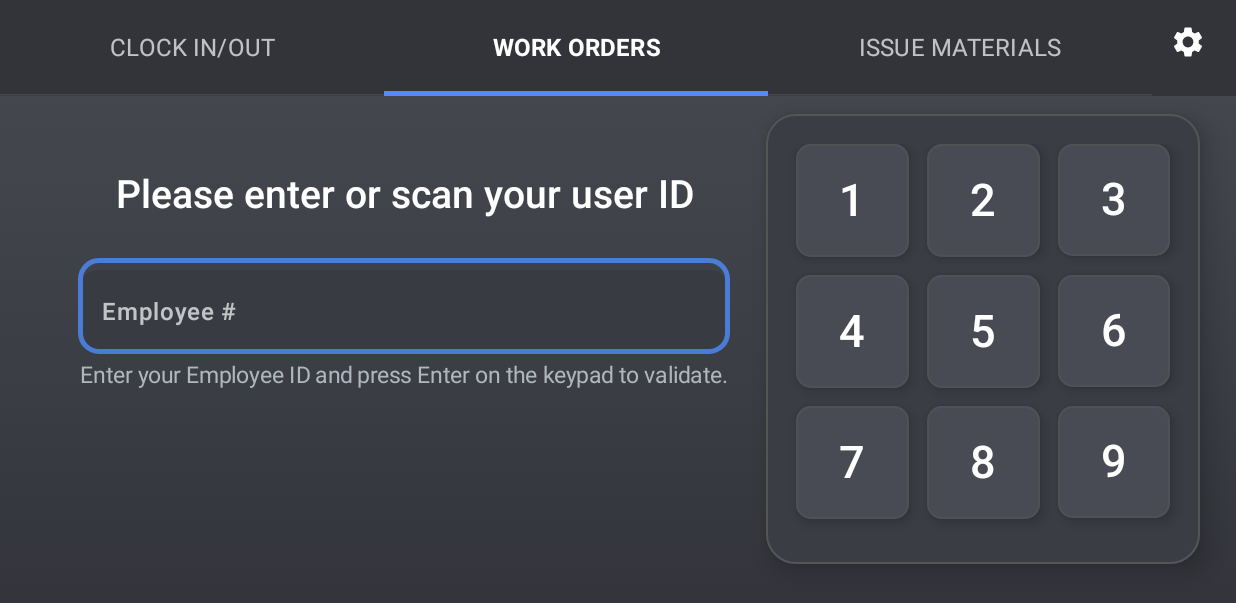
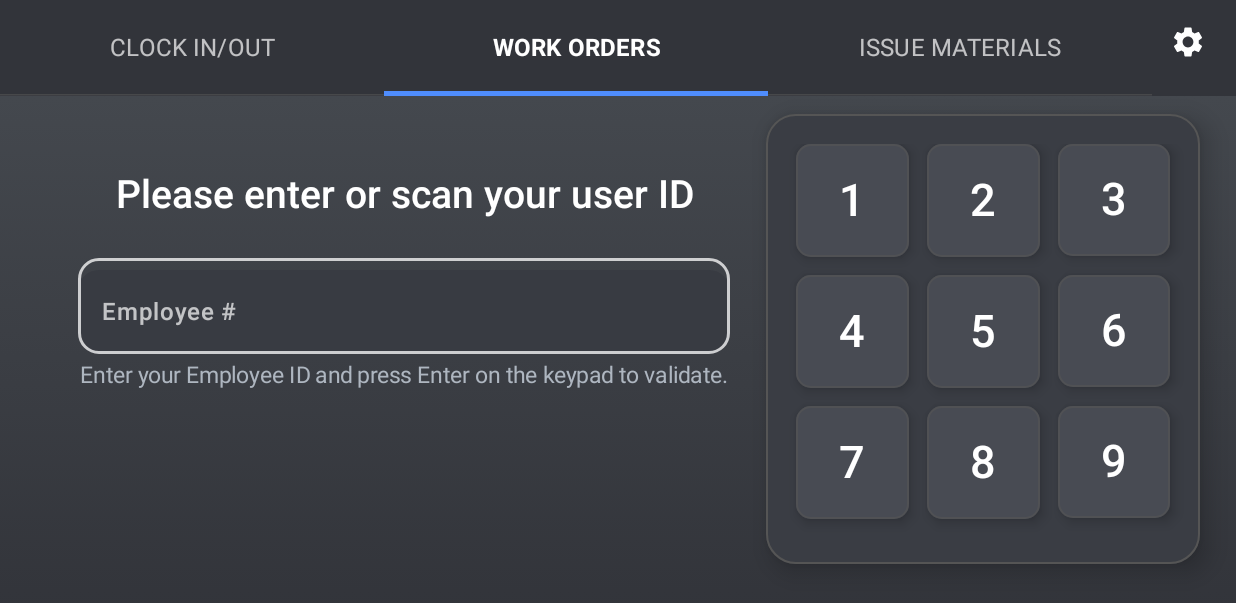
Before and after one commit to reybeld94/terminal, an Android app built with Jetpack Compose: the screen it shows after launch (MainActivity), tab 2 chosen, on a phone screen of 824 x 412 dp (held sideways). Shown: the top 603 px of the screen. Run offline under Robolectric (Android 15) with nearby library versions, the phone set to English and light mode, and no system bars; pictures from the network do not load.

Commit message:
Adjust assembly layout and neutralize selection border

```diff
--- a/app/src/main/java/com/example/terminal/ui/workorders/WorkOrdersScreen.kt
+++ b/app/src/main/java/com/example/terminal/ui/workorders/WorkOrdersScreen.kt
@@ -204,6 +204,15 @@ private fun WorkOrdersForm(
             }
         } else {
             Spacer(modifier = Modifier.height(34.dp))
+            Box(
+                modifier = Modifier
+                    .fillMaxWidth()
+                    .weight(1f)
+            ) {
+                Column(
+                    modifier = Modifier.align(Alignment.Center),
+                    horizontalAlignment = Alignment.CenterHorizontally
+                ) {
                     if (uiState.userStatus != null) {
                         EmployeeStatusCard(
                             status = uiState.userStatus,
@@ -236,7 +245,9 @@ private fun WorkOrdersForm(
                         textAlign = TextAlign.Center,
                         modifier = Modifier.fillMaxWidth()
                     )
-            Spacer(modifier = Modifier.height(22.dp))
+                }
+            }
+            Spacer(modifier = Modifier.height(32.dp))
             Row(
                 modifier = Modifier.fillMaxWidth(),
                 horizontalArrangement = Arrangement.spacedBy(34.dp)
@@ -340,15 +351,15 @@ private fun SelectableField(
     val isFocused by interactionSource.collectIsFocusedAsState()
     val displayValue = if (value.isBlank()) "" else value
     val shape = RoundedCornerShape(14.dp)
-    val activeColor = MaterialTheme.colorScheme.primary.copy(alpha = 0.8f)
-    val inactiveColor = MaterialTheme.colorScheme.outline.copy(alpha = 0.6f)
+    val inactiveColor = MaterialTheme.colorScheme.outline.copy(alpha = if (enabled) 0.6f else 0.4f)
+    val focusedColor = MaterialTheme.colorScheme.onSurface.copy(alpha = 0.75f)
     val borderColor = when {
-        !enabled -> MaterialTheme.colorScheme.outline.copy(alpha = 0.4f)
+        !enabled -> inactiveColor
         isError -> MaterialTheme.colorScheme.error
-        isActive || isFocused -> activeColor
+        isActive || isFocused -> focusedColor
         else -> inactiveColor
     }
-    val borderWidth = if (isActive || isFocused) 3.dp else 1.5.dp
+    val borderWidth = if (isActive || isFocused) 2.dp else 1.5.dp
 
     OutlinedTextField(
         value = displayValue,
@@ -389,7 +400,7 @@ private fun SelectableField(
             unfocusedTextColor = MaterialTheme.colorScheme.onSurface,
             disabledTextColor = MaterialTheme.colorScheme.onSurface.copy(alpha = 0.5f),
             errorLabelColor = MaterialTheme.colorScheme.error,
-            focusedLabelColor = activeColor,
+            focusedLabelColor = focusedColor,
             unfocusedLabelColor = MaterialTheme.colorScheme.onSurface.copy(alpha = 0.7f),
             disabledLabelColor = MaterialTheme.colorScheme.onSurface.copy(alpha = 0.4f)
         )
```
Lines whose indentation alone changed are shown as unchanged.
